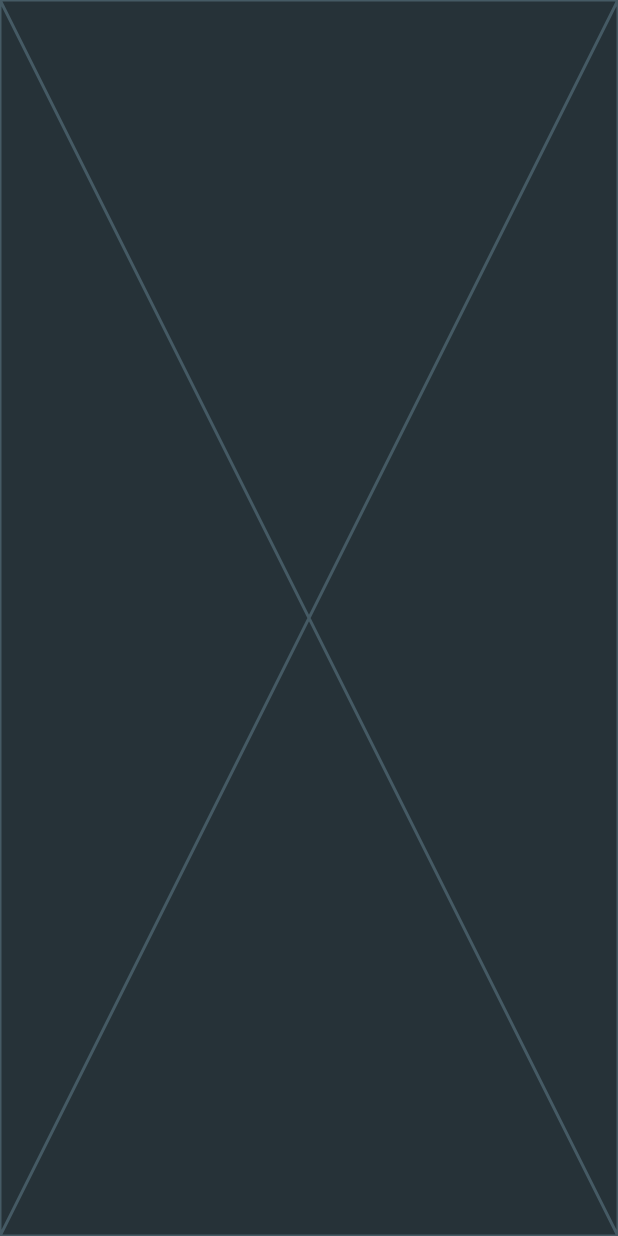
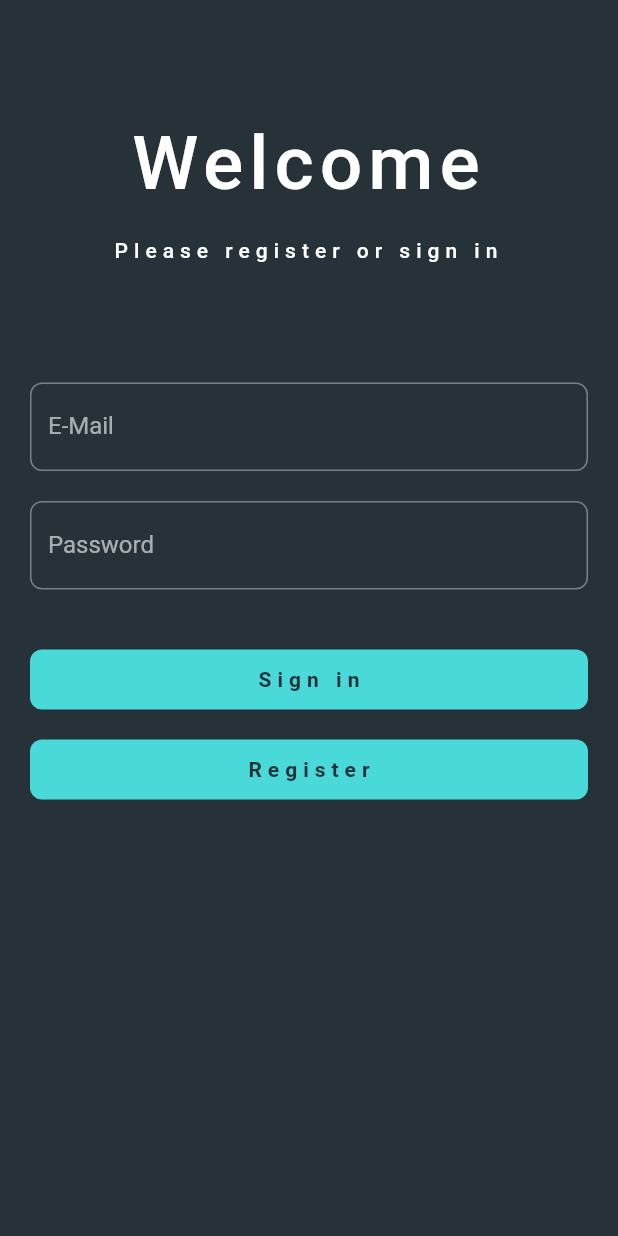
Before and after one commit to Pat992/dart-flutter-2022-clean, a Flutter app: the screen it shows after launch, on a phone screen of 412 x 824 dp. Run offline on Flutter 3.47's test engine with Material 2 defaults, Android fonts, the phone set to English and light mode, and no system bars; our stand-ins replace bloc, dartz, equatable, flutter_bloc, flutter_platform_widgets, get_it and 1 more; Roboto replaces fonts that are missing (Rubik).

Commit message:
signup ui done

```diff
--- /dev/null
+++ b/todo/lib/presentation/general_widgets/custom_button.dart
@@ -0,0 +1,36 @@
+import 'package:flutter/material.dart';
+
+class CustomButton extends StatelessWidget {
+  final String text;
+  final Function callback;
+  const CustomButton({Key? key, required this.text, required this.callback})
+      : super(key: key);
+
+  @override
+  Widget build(BuildContext context) {
+    final themeData = Theme.of(context);
+
+    return InkResponse(
+      onTap: () => callback(),
+      child: Container(
+        height: 40,
+        width: double.infinity,
+        decoration: BoxDecoration(
+          color: themeData.colorScheme.secondary,
+          borderRadius: BorderRadius.circular(8),
+        ),
+        child: Center(
+          child: Text(
+            text,
+            style: themeData.textTheme.headline1?.copyWith(
+              fontSize: 14,
+              color: themeData.colorScheme.primary,
+              fontWeight: FontWeight.bold,
+              letterSpacing: 4,
+            ),
+          ),
+        ),
+      ),
+    );
+  }
+}
--- a/todo/lib/presentation/signup/signup_page.dart
+++ b/todo/lib/presentation/signup/signup_page.dart
@@ -1,4 +1,5 @@
 import 'package:flutter/material.dart';
+import 'package:todo/presentation/signup/widgets/signup_form.dart';
 
 class SignupPage extends StatelessWidget {
   const SignupPage({Key? key}) : super(key: key);
@@ -6,7 +7,7 @@ class SignupPage extends StatelessWidget {
   @override
   Widget build(BuildContext context) {
     return const Scaffold(
-      body: Placeholder(),
+      body: SignupForm(),
     );
   }
 }
--- /dev/null
+++ b/todo/lib/presentation/signup/widgets/signup_form.dart
@@ -0,0 +1,56 @@
+import 'package:flutter/material.dart';
+import 'package:todo/presentation/general_widgets/custom_button.dart';
+
+class SignupForm extends StatelessWidget {
+  const SignupForm({Key? key}) : super(key: key);
+
+  @override
+  Widget build(BuildContext context) {
+    final themeData = Theme.of(context);
+
+    return Form(
+      child: Padding(
+        padding: const EdgeInsets.symmetric(horizontal: 20.0),
+        child: ListView(
+          children: <Widget>[
+            const SizedBox(height: 80),
+            Text(
+              'Welcome',
+              textAlign: TextAlign.center,
+              style: themeData.textTheme.headline1?.copyWith(
+                fontSize: 50,
+                fontWeight: FontWeight.w500,
+                letterSpacing: 4,
+              ),
+            ),
+            const SizedBox(height: 20),
+            Text(
+              'Please register or sign in',
+              textAlign: TextAlign.center,
+              style: themeData.textTheme.headline1?.copyWith(
+                fontSize: 14,
+                fontWeight: FontWeight.w500,
+                letterSpacing: 4,
+              ),
+            ),
+            const SizedBox(height: 80),
+            TextFormField(
+              cursorColor: themeData.textTheme.headline1?.color,
+              decoration: const InputDecoration(label: Text('E-Mail')),
+            ),
+            const SizedBox(height: 20),
+            TextFormField(
+              cursorColor: themeData.textTheme.headline1?.color,
+              obscureText: true,
+              decoration: const InputDecoration(label: Text('Password')),
+            ),
+            const SizedBox(height: 40),
+            CustomButton(text: 'Sign in', callback: () => print('sign in')),
+            const SizedBox(height: 20),
+            CustomButton(text: 'Register', callback: () => print('register')),
+          ],
+        ),
+      ),
+    );
+  }
+}
--- a/todo/lib/theme.dart
+++ b/todo/lib/theme.dart
@@ -40,21 +40,24 @@ class AppTheme {
   static final TextStyle _darkThemeHeadingTextStyle =
       _lightHeadingText.copyWith(color: _darkTextColorPrimary);
 
-  static final TextStyle _darkThemeBodyeTextStyle =
+  static final TextStyle _darkThemeBodyTextStyle =
       _lightBodyText.copyWith(color: _darkTextColorPrimary);
 
   static final TextTheme _darkTextTheme = TextTheme(
     headline1: _darkThemeHeadingTextStyle,
-    bodyText1: _darkThemeBodyeTextStyle,
+    bodyText1: _darkThemeBodyTextStyle,
   );
 
   static final InputDecorationTheme _inputDecorationTheme =
       InputDecorationTheme(
-          floatingLabelStyle: const TextStyle(color: Colors.white),
-          focusedBorder: OutlineInputBorder(
-              borderRadius: BorderRadius.circular(8),
-              borderSide: const BorderSide(color: Colors.white)),
-          border: OutlineInputBorder(borderRadius: BorderRadius.circular(8)));
+    floatingLabelStyle: const TextStyle(color: Colors.white),
+    focusedBorder: OutlineInputBorder(
+        borderRadius: BorderRadius.circular(8),
+        borderSide: const BorderSide(color: Colors.white)),
+    border: OutlineInputBorder(
+      borderRadius: BorderRadius.circular(8),
+    ),
+  );
 
   static final ThemeData lightTheme = ThemeData(
       inputDecorationTheme: _inputDecorationTheme,
```
